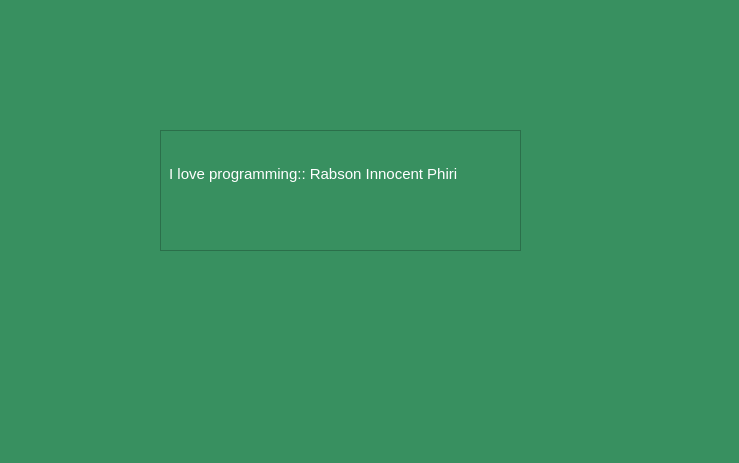
The window that index.ui (Rabsoninnora/RoseGardenPlantCareSystem) describes before a commit, drawn with Qt 5.
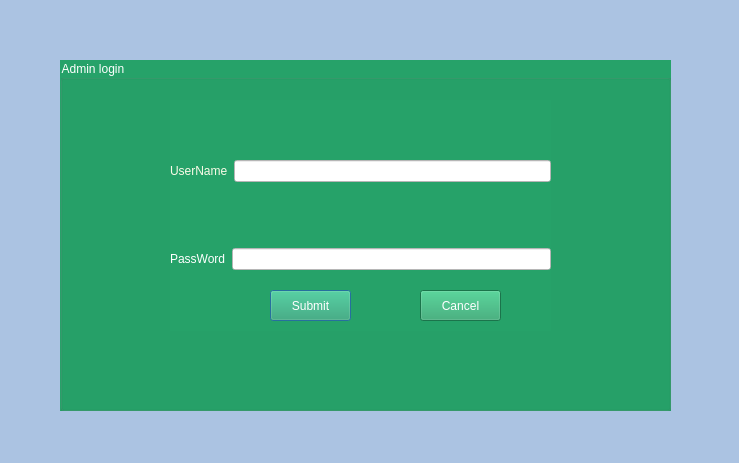
The same window after the commit.

Commit message: modified UI and added access control admin access

Diff of the .ui file:
```diff
--- a/index.ui
+++ b/index.ui
@@ -14,31 +14,124 @@
    <string>The Rose Garden Nursery  System 1.0</string>
   </property>
   <property name="styleSheet">
-   <string notr="true">background-color: rgb(56, 144, 96);</string>
+   <string notr="true">background-color: rgb(171, 195, 226);</string>
   </property>
-  <widget class="QTextEdit" name="textEdit">
+  <widget class="QGroupBox" name="loginBox">
    <property name="geometry">
     <rect>
-     <x>160</x>
-     <y>130</y>
-     <width>361</width>
-     <height>121</height>
+     <x>60</x>
+     <y>60</y>
+     <width>611</width>
+     <height>351</height>
     </rect>
    </property>
    <property name="styleSheet">
-    <string notr="true">color: rgb(255, 255, 255);</string>
+    <string notr="true">background-color: rgb(38, 162, 105);
+font: 700 12pt &quot;Ubuntu&quot;;
+color: rgb(255, 255, 255);
+ </string>
    </property>
-   <property name="html">
-    <string>&lt;!DOCTYPE HTML PUBLIC &quot;-//W3C//DTD HTML 4.0//EN&quot; &quot;http://www.w3.org/TR/REC-html40/strict.dtd&quot;&gt;
-&lt;html&gt;&lt;head&gt;&lt;meta name=&quot;qrichtext&quot; content=&quot;1&quot; /&gt;&lt;meta charset=&quot;utf-8&quot; /&gt;&lt;style type=&quot;text/css&quot;&gt;
-p, li { white-space: pre-wrap; }
-hr { height: 1px; border-width: 0; }
-li.unchecked::marker { content: &quot;\2610&quot;; }
-li.checked::marker { content: &quot;\2612&quot;; }
-&lt;/style&gt;&lt;/head&gt;&lt;body style=&quot; font-family:'Ubuntu'; font-size:11pt; font-weight:400; font-style:normal;&quot;&gt;
-&lt;p style=&quot;-qt-paragraph-type:empty; margin-top:0px; margin-bottom:0px; margin-left:0px; margin-right:0px; -qt-block-indent:0; text-indent:0px;&quot;&gt;&lt;br /&gt;&lt;/p&gt;
-&lt;p style=&quot; margin-top:12px; margin-bottom:12px; margin-left:0px; margin-right:0px; -qt-block-indent:0; text-indent:0px;&quot;&gt; I love programming:: Rabson Innocent Phiri&lt;/p&gt;&lt;/body&gt;&lt;/html&gt;</string>
+   <property name="title">
+    <string>Admin login</string>
    </property>
+   <widget class="QWidget" name="layoutWidget">
+    <property name="geometry">
+     <rect>
+      <x>110</x>
+      <y>40</y>
+      <width>381</width>
+      <height>231</height>
+     </rect>
+    </property>
+    <layout class="QVBoxLayout" name="verticalLayout">
+     <item>
+      <layout class="QHBoxLayout" name="horizontalLayout">
+       <item>
+        <widget class="QLabel" name="label">
+         <property name="styleSheet">
+          <string notr="true">font: 700 12pt &quot;Ubuntu&quot;;
+color: rgb(251, 251, 232);</string>
+         </property>
+         <property name="text">
+          <string>UserName</string>
+         </property>
+        </widget>
+       </item>
+       <item>
+        <widget class="QLineEdit" name="lineEdit_usernameAdmin">
+         <property name="styleSheet">
+          <string notr="true">background-color: rgb(255, 255, 255);
+color: rgb(0, 0, 0);</string>
+         </property>
+         <property name="echoMode">
+          <enum>QLineEdit::Password</enum>
+         </property>
+        </widget>
+       </item>
+      </layout>
+     </item>
+     <item>
+      <layout class="QHBoxLayout" name="horizontalLayout_2">
+       <item>
+        <widget class="QLabel" name="label_2">
+         <property name="styleSheet">
+          <string notr="true">font: 700 12pt &quot;Ubuntu&quot;;
+color: rgb(255, 255, 255);</string>
+         </property>
+         <property name="text">
+          <string>PassWord</string>
+         </property>
+        </widget>
+       </item>
+       <item>
+        <widget class="QLineEdit" name="lineEdit_passwordAdmin">
+         <property name="styleSheet">
+          <string notr="true">background-color: rgb(255, 255, 255);
+color: rgb(0, 0, 0);</string>
+         </property>
+         <property name="echoMode">
+          <enum>QLineEdit::Password</enum>
+         </property>
+        </widget>
+       </item>
+      </layout>
+     </item>
+    </layout>
+   </widget>
+   <widget class="QPushButton" name="btn_login_Admin">
+    <property name="geometry">
+     <rect>
+      <x>210</x>
+      <y>230</y>
+      <width>81</width>
+      <height>31</height>
+     </rect>
+    </property>
+    <property name="styleSheet">
+     <string notr="true">font: 700 12pt &quot;Ubuntu&quot;;
+color: rgb(255, 255, 255);</string>
+    </property>
+    <property name="text">
+     <string>Submit</string>
+    </property>
+   </widget>
+   <widget class="QPushButton" name="btn_Cancel_login_Admin">
+    <property name="geometry">
+     <rect>
+      <x>360</x>
+      <y>230</y>
+      <width>81</width>
+      <height>31</height>
+     </rect>
+    </property>
+    <property name="styleSheet">
+     <string notr="true">font: 700 12pt &quot;Ubuntu&quot;;
+color: rgb(255, 255, 255);</string>
+    </property>
+    <property name="text">
+     <string>Cancel</string>
+    </property>
+   </widget>
   </widget>
  </widget>
  <resources/>
```
The commit also changes 14 other files.
